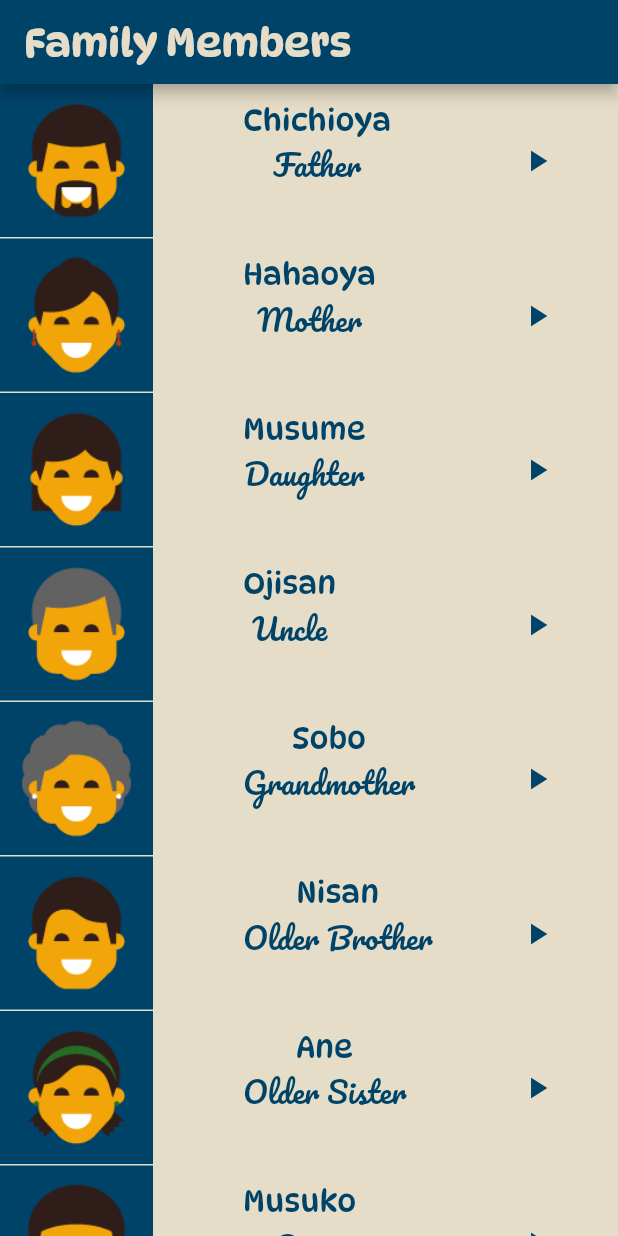
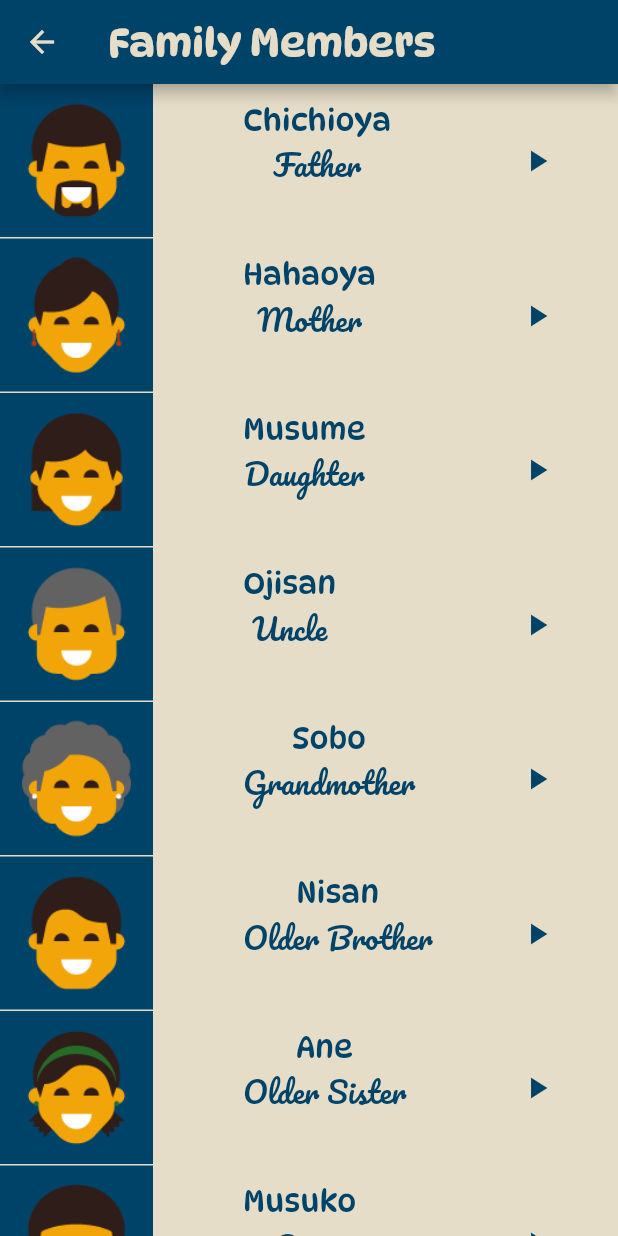
Before and after one commit to gh3ma/tokuApp, a Flutter app: the screen it shows after launch, after a tap on "Family Members", on a phone screen of 412 x 824 dp. Run offline on Flutter 3.47's test engine with Material 2 defaults, Android fonts, the phone set to English and light mode, and no system bars; our stand-ins replace audioplayers.

Commit message:
Add some feture

```diff
--- a/lib/screens/family_mambers_page.dart
+++ b/lib/screens/family_mambers_page.dart
@@ -83,7 +83,7 @@ class FamilyMembersPage extends StatelessWidget {
     return MaterialApp(
       debugShowCheckedModeBanner: false,
       home: Scaffold(
-        backgroundColor: Color(0xFFE5DDC8),
+        backgroundColor: const Color(0xFFE5DDC8),
         appBar: AppBar(
           backgroundColor: const Color(0xFF004369),
           title: const Text(
@@ -94,6 +94,13 @@ class FamilyMembersPage extends StatelessWidget {
               fontFamily: 'DynaPuff',
             ),
           ),
+          leading: IconButton(
+            color: const Color(0xFFE5DDC8),
+            icon: const Icon(Icons.arrow_back),
+            onPressed: () {
+              Navigator.pop(context);
+            },
+          ),
         ),
         body: ListView.builder(
           itemCount: numbers.length,
@@ -101,9 +108,9 @@ class FamilyMembersPage extends StatelessWidget {
             return Item(
               item: numbers[num],
               color: const Color(0xFFE5DDC8),
-              txt_color: Color(0xFF004369),
-              icon_color: Color(0xFF004369),
-              img_bg_color: Color(0xFF004369),
+              txt_color: const Color(0xFF004369),
+              icon_color: const Color(0xFF004369),
+              img_bg_color: const Color(0xFF004369),
             );
           },
         ),
--- a/lib/screens/home_page.dart
+++ b/lib/screens/home_page.dart
@@ -4,6 +4,8 @@ import 'package:toku/screens/colors_page.dart';
 import 'package:toku/screens/family_mambers_page.dart';
 import 'package:toku/screens/numbers_page.dart';
 import 'package:toku/screens/phrases_page.dart';
+
+import 'info_page.dart';
 
 class HomePage extends StatelessWidget {
   const HomePage({Key? key}) : super(key: key);
@@ -78,7 +80,9 @@ class HomePage extends StatelessWidget {
               category_font_size: 25,
             ),
           ),
-          Category(
+          Padding(
+            padding: const EdgeInsets.only(bottom: 4),
+            child: Category(
               onTap: () {
                 Navigator.push(
                   context,
@@ -92,6 +96,24 @@ class HomePage extends StatelessWidget {
               category_color: const Color(0xFFE5DDC8),
               category_font_size: 25,
             ),
+          ),
+          Padding(
+            padding: const EdgeInsets.only(bottom: 4),
+            child: Category(
+              onTap: () {
+                Navigator.push(
+                  context,
+                  MaterialPageRoute(
+                    builder: (context) => InfoPage(),
+                  ),
+                );
+              },
+              category_text: 'Info',
+              category_bg_color: const Color(0xFF004369),
+              category_color: const Color(0xFFE5DDC8),
+              category_font_size: 25,
+            ),
+          ),
         ],
       ),
     );
```
Also changed, not shown: lib/screens/colors_page.dart (+7 -0 lines), lib/screens/info_page.dart (added, +84 -0 lines), lib/screens/numbers_page.dart (+7 -0 lines), lib/screens/phrases_page.dart (+7 -0 lines). Lines whose indentation alone changed are shown as unchanged.
